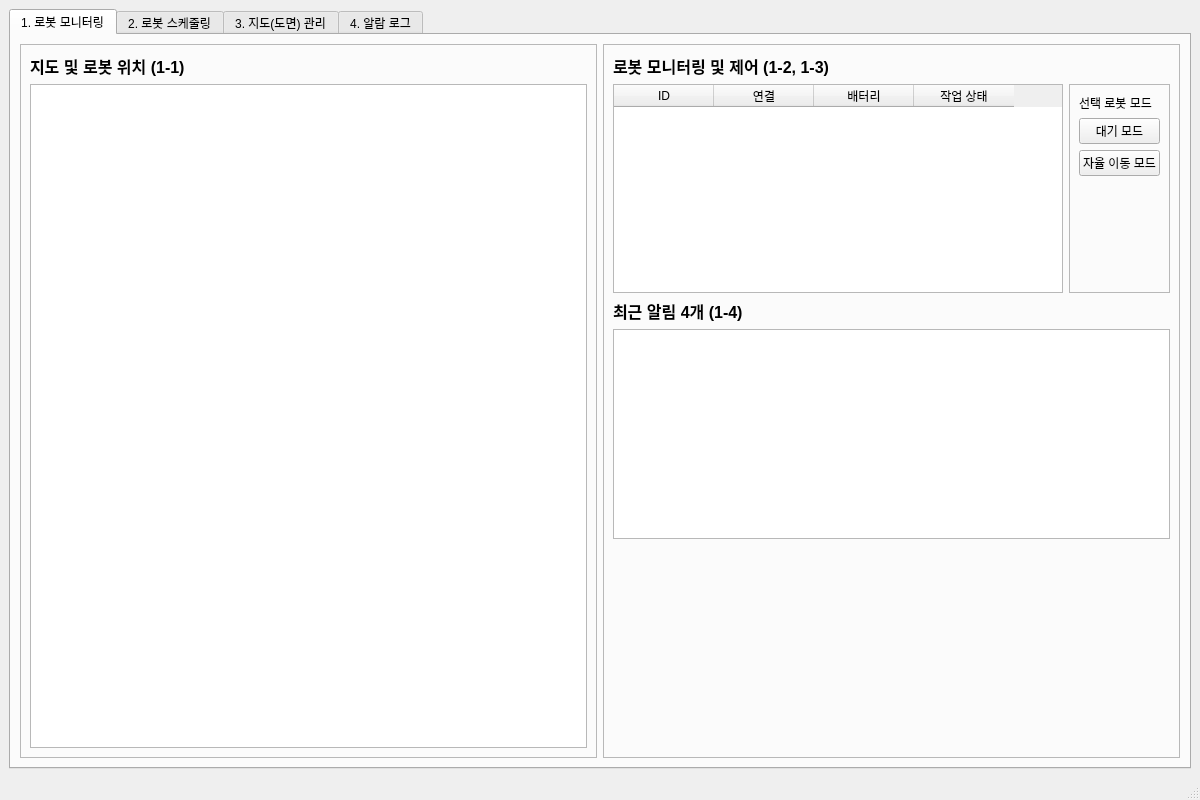
Above: javis_ros2/src/gui_admin/ros/src/admin_gui_package/ui/admin_ui.ui from addinedu-roscamp-7th/roscamp-repo-2 before the change. Below: the same form after it.
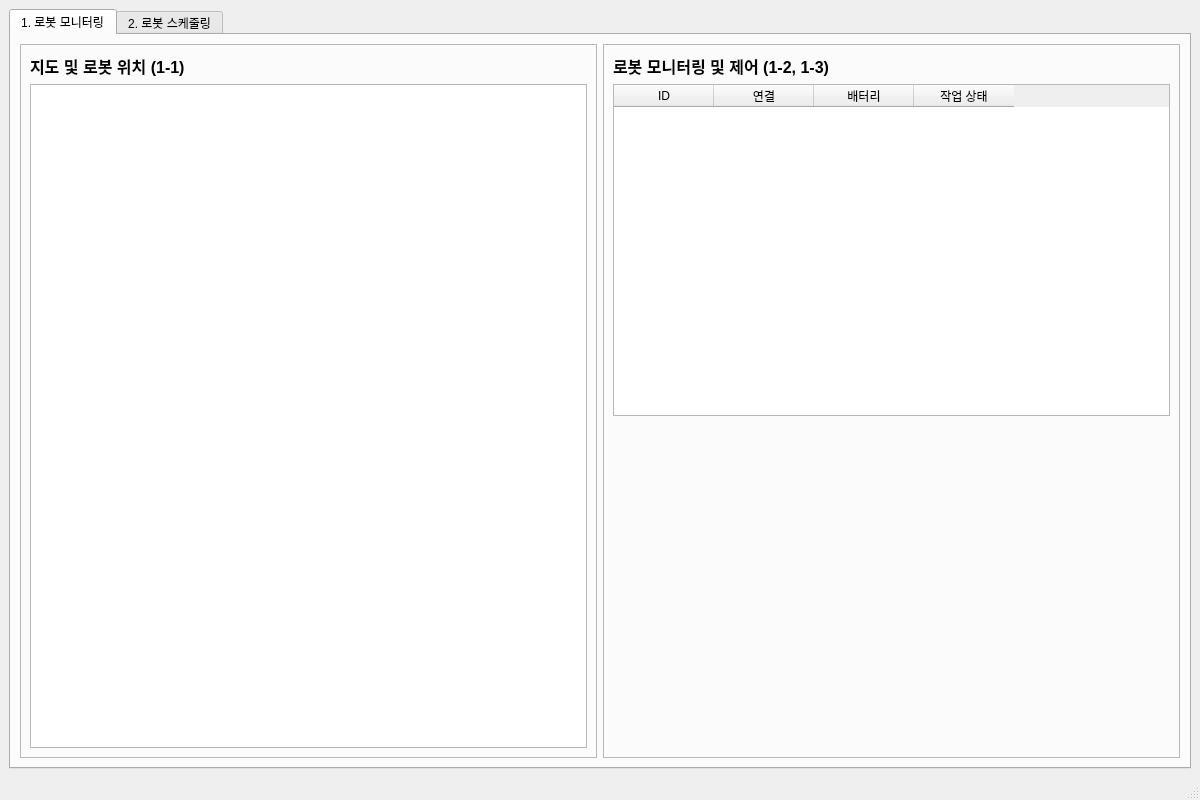
That is the form after the change.

```diff
--- a/javis_ros2/src/gui_admin/ros/src/admin_gui_package/ui/admin_ui.ui
+++ b/javis_ros2/src/gui_admin/ros/src/admin_gui_package/ui/admin_ui.ui
@@ -109,71 +109,8 @@
                </column>
               </widget>
              </item>
-             <item>
-              <widget class="QFrame" name="controlFrame">
-               <property name="frameShape">
-                <enum>QFrame::StyledPanel</enum>
-               </property>
-               <property name="frameShadow">
-                <enum>QFrame::Raised</enum>
-               </property>
-               <layout class="QVBoxLayout" name="controlButtonLayout">
-                <item>
-                 <widget class="QLabel" name="controlModeLabel">
-                  <property name="text">
-                   <string>선택 로봇 모드</string>
-                  </property>
-                 </widget>
-                </item>
-                <item>
-                 <widget class="QPushButton" name="standbyModeButton">
-                  <property name="text">
-                   <string>대기 모드</string>
-                  </property>
-                 </widget>
-                </item>
-                <item>
-                 <widget class="QPushButton" name="autonomousModeButton">
-                  <property name="text">
-                   <string>자율 이동 모드</string>
-                  </property>
-                 </widget>
-                </item>
-                <item>
-                 <spacer name="verticalSpacer_2">
-                  <property name="orientation">
-                   <enum>Qt::Vertical</enum>
-                  </property>
-                  <property name="sizeHint" stdset="0">
-                   <size>
-                    <width>20</width>
-                    <height>40</height>
-                   </size>
-                  </property>
-                 </spacer>
-                </item>
-               </layout>
-              </widget>
-             </item>
             </layout>
            </item>
-           <item>
-            <widget class="QLabel" name="alertTitleLabel">
-             <property name="font">
-              <font>
-               <pointsize>12</pointsize>
-               <weight>75</weight>
-               <bold>true</bold>
-              </font>
-             </property>
-             <property name="text">
-              <string>최근 알림 4개 (1-4)</string>
-             </property>
-            </widget>
-           </item>
-           <item>
-            <widget class="QListWidget" name="recentAlertList"/>
-           </item>
            <item>
             <spacer name="verticalSpacer">
              <property name="orientation">
@@ -197,16 +134,6 @@
         <string>2. 로봇 스케줄링</string>
        </attribute>
       </widget>
-      <widget class="QWidget" name="tab_map">
-       <attribute name="title">
-        <string>3. 지도(도면) 관리</string>
-       </attribute>
-      </widget>
-      <widget class="QWidget" name="tab_log">
-       <attribute name="title">
-        <string>4. 알람 로그</string>
-       </attribute>
-      </widget>
      </widget>
     </item>
    </layout>
```
